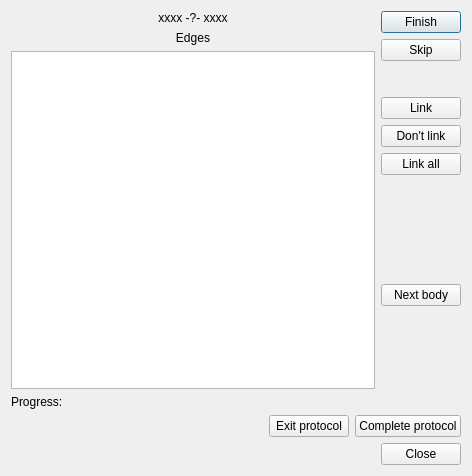
This is neurolabi/gui/protocols/focusedpathprotocol.ui in janelia-flyem/NeuTu as Qt 5 draws it before an edit. The edited form follows.
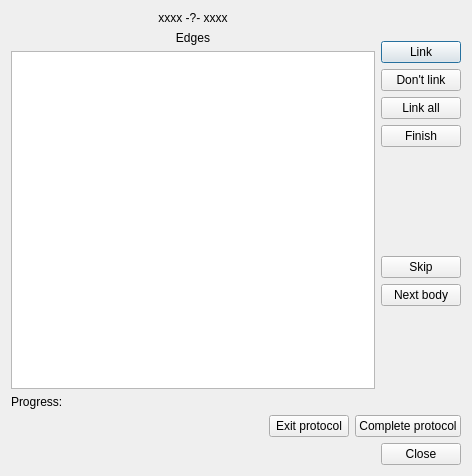
This is the edited form.

Commit message: moved a button

Patch:
```diff
--- a/neurolabi/gui/protocols/focusedpathprotocol.ui
+++ b/neurolabi/gui/protocols/focusedpathprotocol.ui
@@ -55,20 +55,6 @@
      </item>
      <item>
       <layout class="QVBoxLayout" name="verticalLayout_3">
-       <item>
-        <widget class="QPushButton" name="finishButton">
-         <property name="text">
-          <string>Finish</string>
-         </property>
-        </widget>
-       </item>
-       <item>
-        <widget class="QPushButton" name="skipButton">
-         <property name="text">
-          <string>Skip</string>
-         </property>
-        </widget>
-       </item>
        <item>
         <spacer name="verticalSpacer_2">
          <property name="orientation">
@@ -106,6 +92,13 @@
          </property>
         </widget>
        </item>
+       <item>
+        <widget class="QPushButton" name="finishButton">
+         <property name="text">
+          <string>Finish</string>
+         </property>
+        </widget>
+       </item>
        <item>
         <spacer name="verticalSpacer">
          <property name="orientation">
@@ -119,6 +112,13 @@
          </property>
         </spacer>
        </item>
+       <item>
+        <widget class="QPushButton" name="skipButton">
+         <property name="text">
+          <string>Skip</string>
+         </property>
+        </widget>
+       </item>
        <item>
         <widget class="QPushButton" name="nextBodyButton">
          <property name="text">
```
